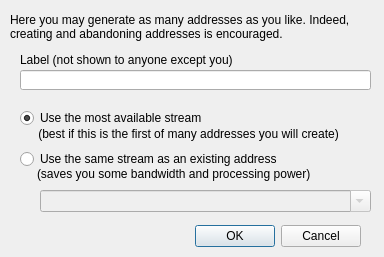
Old version of the form newaddressdialog.ui in the repository Bitmessage/PyBitmessage.
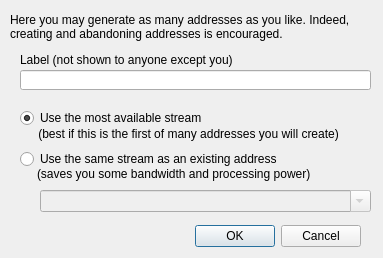
New version of the form.

Commit message: Windows resize to fit contents on different operating systems

```diff
--- a/newaddressdialog.ui
+++ b/newaddressdialog.ui
@@ -6,8 +6,8 @@
    <rect>
     <x>0</x>
     <y>0</y>
-    <width>384</width>
-    <height>257</height>
+    <width>383</width>
+    <height>258</height>
    </rect>
   </property>
   <property name="windowTitle">
```
The commit also changes 4 other files.
